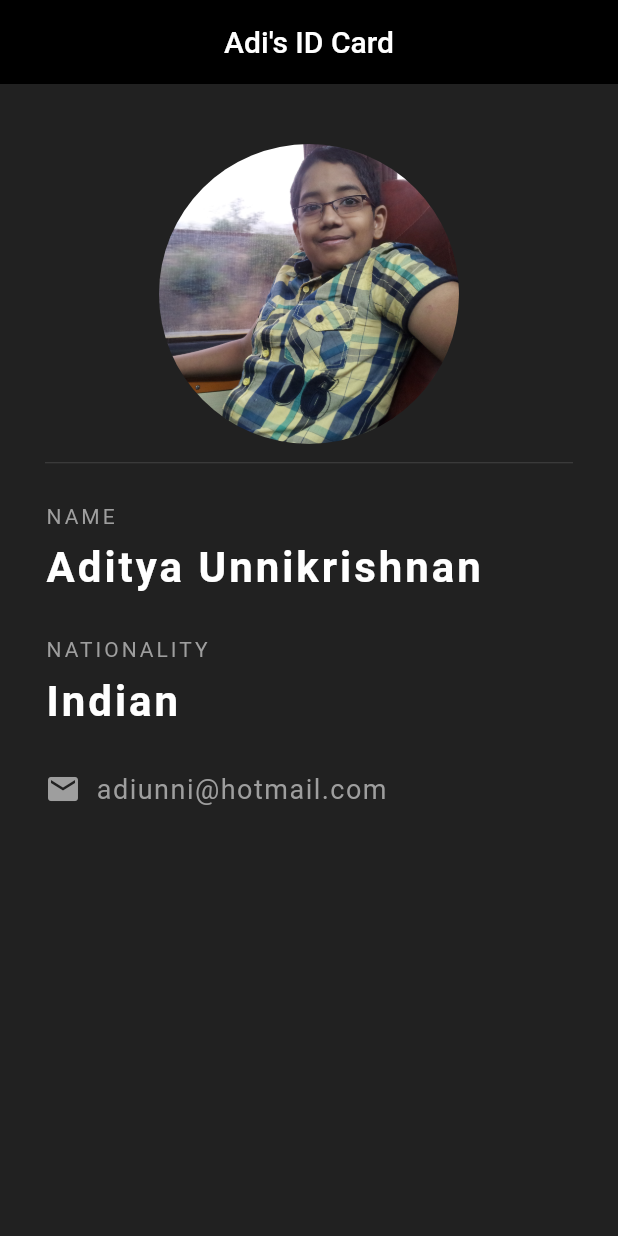
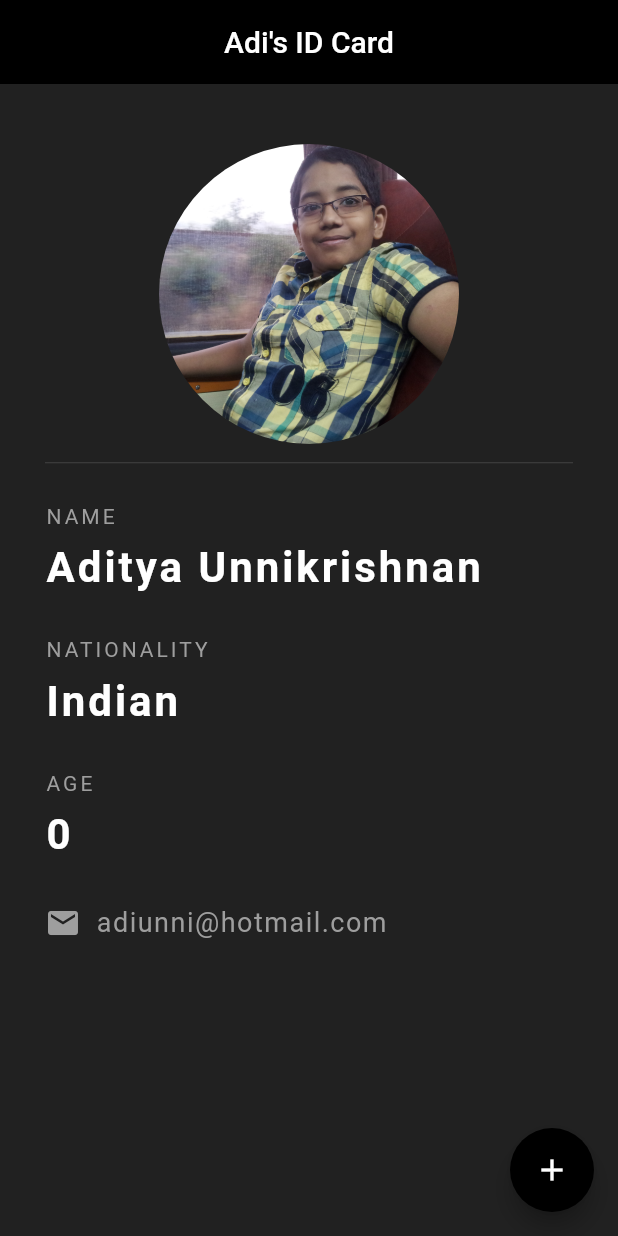
Before and after one commit to adiunni/flutter_app_test, a Flutter app: the screen it shows after launch, on a phone screen of 412 x 824 dp. Run offline on Flutter 3.47's test engine with Material 2 defaults, Android fonts, the phone set to English and light mode, and no system bars.

```diff
--- a/flutter_app/lib/main.dart
+++ b/flutter_app/lib/main.dart
@@ -5,7 +5,14 @@ void main() => runApp(MaterialApp(
   home: AdiCard(),
 ));
 
-class AdiCard extends StatelessWidget {
+class AdiCard extends StatefulWidget {
+  @override
+  _AdiCardState createState() => _AdiCardState();
+}
+
+class _AdiCardState extends State<AdiCard> {
+  int age = 0;
+
   @override
   Widget build(BuildContext context) {
     return Scaffold(
@@ -15,6 +22,15 @@ class AdiCard extends StatelessWidget {
         centerTitle: true,
         backgroundColor: Colors.black,
         elevation: 0.0,
+      ),
+      floatingActionButton: FloatingActionButton(
+        onPressed: () {
+          setState(() { //To change the state of a Stateful widget use setState()
+            age += 1;
+          });
+        },
+        child: Icon(Icons.add),
+        backgroundColor: Colors.black,
       ),
       body: Padding(
         padding: EdgeInsets.fromLTRB(30, 40, 30, 0),
@@ -69,6 +85,24 @@ class AdiCard extends StatelessWidget {
               ),
             ),
             SizedBox(height: 30.0),
+            Text(
+              'AGE',
+              style: TextStyle(
+                  color: Colors.grey,
+                  letterSpacing: 2.0
+              ),
+            ),
+            SizedBox(height: 10.0),
+            Text(
+              '$age',
+              style: TextStyle(
+                color: Colors.white,
+                letterSpacing: 2.0,
+                fontSize: 28,
+                fontWeight: FontWeight.bold,
+              ),
+            ),
+            SizedBox(height:30.0),
             Row(
               children: [
                 Icon(
```
